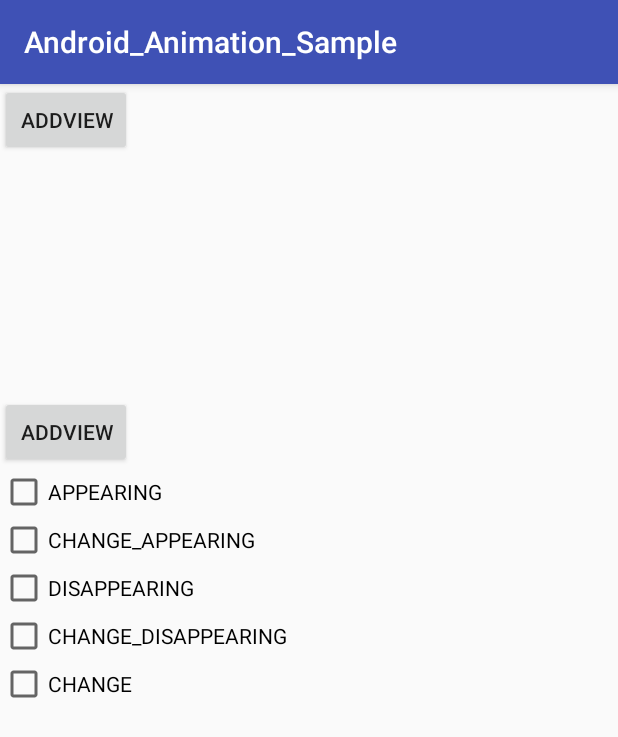
After one commit to lizhen0211/Android_Animation_Sample, an Android app: the LayoutAnimationActivity screen opened directly, with no data from a screen before it, on a phone screen of 412 x 824 dp. The commit adds this screen. Shown: the top 737 px of the screen. Run offline under Robolectric (Android 15) with nearby library versions, the phone set to English and light mode, and no system bars.

Commit message:
LayoutAnimation

```diff
--- a/app/src/main/AndroidManifest.xml
+++ b/app/src/main/AndroidManifest.xml
@@ -19,7 +19,9 @@
         <activity android:name=".ObjectAnimatorActivity" />
         <activity android:name=".ValueAnimatorActivity" />
         <activity android:name=".AnimatorSetActivity" />
-        <activity android:name=".XMLAnimatorActivity"/>
+        <activity android:name=".XMLAnimatorActivity" />
+        <activity android:name=".LayoutAnimationActivity" />
+        <activity android:name=".ViewAnimationActivity"/>
     </application>
 
 </manifest>
--- /dev/null
+++ b/app/src/main/java/com/example/lz/android_animation_sample/LayoutAnimationActivity.java
@@ -0,0 +1,106 @@
+package com.example.lz.android_animation_sample;
+
+import android.animation.LayoutTransition;
+import android.support.v7.app.AppCompatActivity;
+import android.os.Bundle;
+import android.view.LayoutInflater;
+import android.view.View;
+import android.view.ViewGroup;
+import android.widget.Button;
+import android.widget.CheckBox;
+import android.widget.CompoundButton;
+import android.widget.GridLayout;
+import android.widget.ImageButton;
+import android.widget.LinearLayout;
+import android.widget.TextView;
+
+import java.util.Random;
+
+public class LayoutAnimationActivity extends AppCompatActivity {
+
+    private LinearLayout containerLayout;
+
+    private GridLayout gridLayout;
+
+    private CheckBox appearingCheckBox;
+
+    private CheckBox changeAppearingCheckBox;
+
+    private CheckBox disappearingCheckBox;
+
+    private CheckBox changeDisappearingCheckBox;
+
+    private CheckBox changeCheckBox;
+
+
+    @Override
+    protected void onCreate(Bundle savedInstanceState) {
+        super.onCreate(savedInstanceState);
+        setContentView(R.layout.activity_layout_animations);
+        containerLayout = (LinearLayout) findViewById(R.id.container);
+        gridLayout = (GridLayout) findViewById(R.id.grid_layout);
+        appearingCheckBox = (CheckBox) findViewById(R.id.appearing);
+        changeAppearingCheckBox = (CheckBox) findViewById(R.id.change_appearing);
+        disappearingCheckBox = (CheckBox) findViewById(R.id.disappearing);
+        changeDisappearingCheckBox = (CheckBox) findViewById(R.id.change_disappearing);
+        changeCheckBox = (CheckBox) findViewById(R.id.change);
+
+        appearingCheckBox.setOnCheckedChangeListener(onCheckedChangeListener);
+        changeAppearingCheckBox.setOnCheckedChangeListener(onCheckedChangeListener);
+        disappearingCheckBox.setOnCheckedChangeListener(onCheckedChangeListener);
+        changeDisappearingCheckBox.setOnCheckedChangeListener(onCheckedChangeListener);
+        changeCheckBox.setOnCheckedChangeListener(onCheckedChangeListener);
+    }
+
+    /*LayoutTransition.APPEARING 当一个View在ViewGroup中出现时，对此View设置的动画
+    LayoutTransition.CHANGE_APPEARING 当一个View在ViewGroup中出现时，对此View对其他View位置造成影响，对其他View设置的动画
+    LayoutTransition.DISAPPEARING  当一个View在ViewGroup中消失时，对此View设置的动画
+    LayoutTransition.CHANGE_DISAPPEARING 当一个View在ViewGroup中消失时，对此View对其他View位置造成影响，对其他View设置的动画
+    LayoutTransition.CHANGE 不是由于View出现或消失造成对其他View位置造成影响，然后对其他View设置的动画。*/
+    private CompoundButton.OnCheckedChangeListener onCheckedChangeListener = new CompoundButton.OnCheckedChangeListener() {
+        @Override
+        public void onCheckedChanged(CompoundButton buttonView, boolean isChecked) {
+            LayoutTransition layoutTransition = new LayoutTransition();
+            layoutTransition.setAnimator(LayoutTransition.APPEARING, appearingCheckBox.isChecked() ?
+                    layoutTransition.getAnimator(LayoutTransition.APPEARING) : null);
+            layoutTransition.setAnimator(LayoutTransition.CHANGE_APPEARING, changeAppearingCheckBox.isChecked() ?
+                    layoutTransition.getAnimator(LayoutTransition.CHANGE_APPEARING) : null);
+            layoutTransition.setAnimator(LayoutTransition.DISAPPEARING, disappearingCheckBox.isChecked() ?
+                    layoutTransition.getAnimator(LayoutTransition.DISAPPEARING) : null);
+            layoutTransition.setAnimator(LayoutTransition.CHANGE_DISAPPEARING, changeDisappearingCheckBox.isChecked() ?
+                    layoutTransition.getAnimator(LayoutTransition.CHANGE_DISAPPEARING) : null);
+            layoutTransition.setAnimator(LayoutTransition.CHANGING, changeCheckBox.isChecked() ?
+                    layoutTransition.getAnimator(LayoutTransition.CHANGING) : null);
+            gridLayout.setLayoutTransition(layoutTransition);
+        }
+    };
+
+
+    public void onAddBtnClick(View view) {
+        final ViewGroup newView = (ViewGroup) LayoutInflater.from(this).
+                inflate(R.layout.layout_animation_item, containerLayout, false);
+
+        TextView textView = (TextView) newView.findViewById(R.id.text);
+        ImageButton btn = (ImageButton) newView.findViewById(R.id.delete_button);
+        btn.setOnClickListener(new View.OnClickListener() {
+            @Override
+            public void onClick(View v) {
+                containerLayout.removeView(newView);
+            }
+        });
+        textView.setText(String.valueOf(new Random().nextInt()));
+        containerLayout.addView(newView, 0);
+    }
+
+    public void onAddBtn2Click(View view) {
+        final Button button = new Button(this);
+        button.setText(String.valueOf(new Random().nextInt()));
+        gridLayout.addView(button, Math.min(1, gridLayout.getChildCount()));
+        button.setOnClickListener(new View.OnClickListener() {
+            @Override
+            public void onClick(View v) {
+                gridLayout.removeView(button);
+            }
+        });
+    }
+}
--- /dev/null
+++ b/app/src/main/res/layout/activity_layout_animations.xml
@@ -0,0 +1,74 @@
+<?xml version="1.0" encoding="utf-8"?>
+<RelativeLayout xmlns:android="http://schemas.android.com/apk/res/android"
+    xmlns:tools="http://schemas.android.com/tools"
+    android:layout_width="match_parent"
+    android:layout_height="match_parent"
+    tools:context=".LayoutAnimationActivity">
+
+    <Button
+        android:id="@+id/add_btn"
+        android:layout_width="wrap_content"
+        android:layout_height="wrap_content"
+        android:layout_alignParentTop="true"
+        android:onClick="onAddBtnClick"
+        android:text="addView" />
+
+    <LinearLayout
+        android:id="@+id/container"
+        android:layout_width="match_parent"
+        android:layout_height="150dp"
+        android:layout_below="@id/add_btn"
+        android:animateLayoutChanges="true"
+        android:orientation="vertical"></LinearLayout>
+
+    <Button
+        android:id="@+id/add_btn2"
+        android:layout_width="wrap_content"
+        android:layout_height="wrap_content"
+        android:layout_below="@id/container"
+        android:layout_marginTop="10dp"
+        android:onClick="onAddBtn2Click"
+        android:text="addView" />
+
+    <CheckBox
+        android:id="@+id/appearing"
+        android:layout_width="wrap_content"
+        android:layout_height="wrap_content"
+        android:layout_below="@id/add_btn2"
+        android:text="APPEARING" />
+
+    <CheckBox
+        android:id="@+id/change_appearing"
+        android:layout_width="wrap_content"
+        android:layout_height="wrap_content"
+        android:layout_below="@id/appearing"
+        android:text="CHANGE_APPEARING" />
+
+    <CheckBox
+        android:id="@+id/disappearing"
+        android:layout_width="wrap_content"
+        android:layout_height="wrap_content"
+        android:layout_below="@id/change_appearing"
+        android:text="DISAPPEARING" />
+
+    <CheckBox
+        android:id="@+id/change_disappearing"
+        android:layout_width="wrap_content"
+        android:layout_height="wrap_content"
+        android:layout_below="@id/disappearing"
+        android:text="CHANGE_DISAPPEARING" />
+
+    <CheckBox
+        android:id="@+id/change"
+        android:layout_width="wrap_content"
+        android:layout_height="wrap_content"
+        android:layout_below="@id/change_disappearing"
+        android:text="CHANGE" />
+
+    <GridLayout
+        android:id="@+id/grid_layout"
+        android:columnCount="5"
+        android:layout_width="wrap_content"
+        android:layout_height="wrap_content"
+        android:layout_below="@id/change" />
+</RelativeLayout>
```
Also changed, not shown: app/src/main/java/com/example/lz/android_animation_sample/MainActivity.java (+14 -1 lines), app/src/main/java/com/example/lz/android_animation_sample/ViewAnimationActivity.java (added, +13 -0 lines), app/src/main/res/layout/activity_main.xml (+10 -0 lines), app/src/main/res/layout/activity_view_animation.xml (added, +12 -0 lines), app/src/main/res/layout/layout_animation_item.xml (added, +22 -0 lines), app/src/main/res/drawable-xhdpi/ic_list_remove.png (added).
